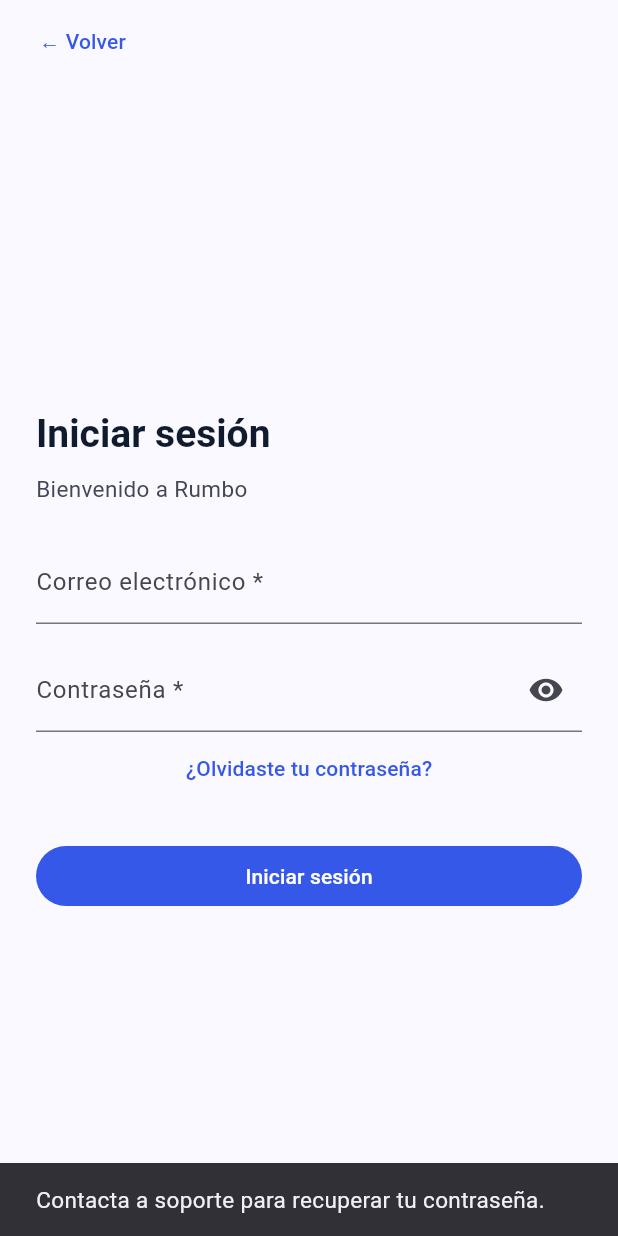
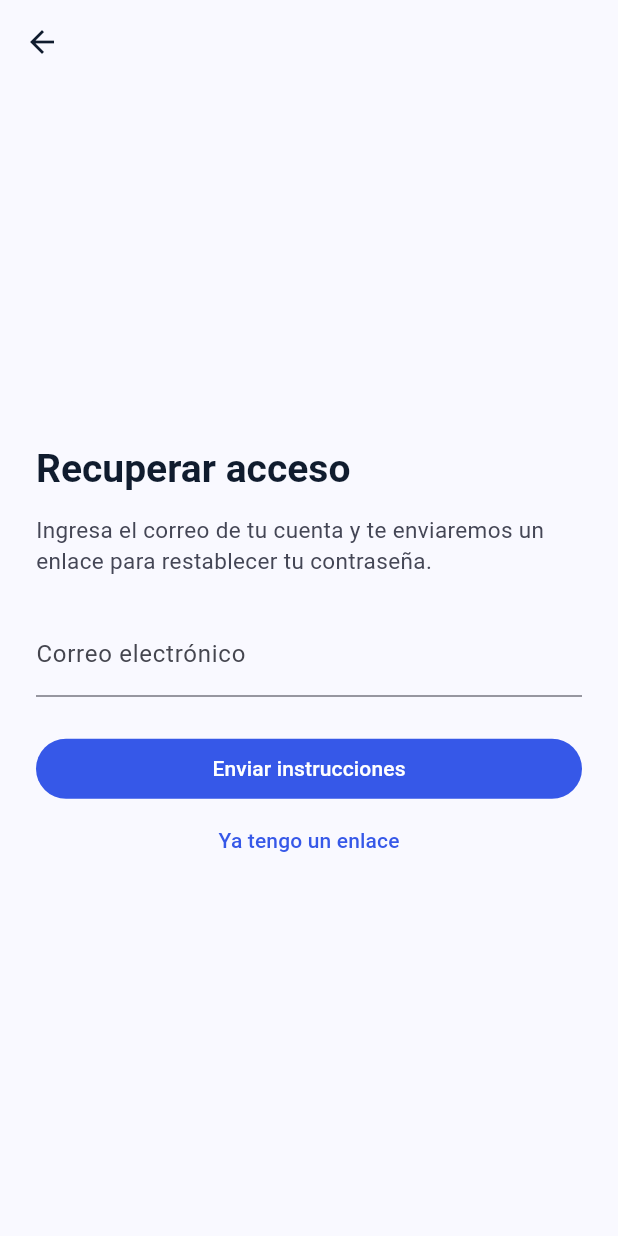
Before and after one commit to arquitecturas-software-emergentes-9061/rumbo-mobile-application, a Flutter app: the AuthScreen screen opened by its route, after a tap on "¿Olvidaste tu contraseña?", on a phone screen of 412 x 824 dp. Run offline on Flutter 3.47's test engine with Material 3 defaults, Android fonts, the phone set to English and light mode, and no system bars; our stand-ins replace flutter_bloc, flutter_secure_storage, get_it, go_router, image_picker, permission_handler; accounts and stored records are empty.

Commit message:
feat(iam): recover passwords from the mobile app

```diff
--- /dev/null
+++ b/lib/iam/domain/password_recovery_repository.dart
@@ -0,0 +1,4 @@
+abstract interface class PasswordRecoveryRepository {
+  Future<void> requestLink(String email);
+  Future<void> resetPassword(String token, String newPassword);
+}
--- a/lib/iam/presentation/auth_screens.dart
+++ b/lib/iam/presentation/auth_screens.dart
@@ -252,13 +252,12 @@ class _AuthScreenState extends State<AuthScreen> {
                       ),
                     if (!registering)
                       TextButton(
-                        onPressed: () => ScaffoldMessenger.of(context).showSnackBar(
-                          const SnackBar(
-                            content: Text(
-                              'Contacta a soporte para recuperar tu contraseña.',
-                            ),
-                          ),
-                        ),
+                        onPressed: _busy
+                            ? null
+                            : () => context.go(
+                                '/password-recovery',
+                                extra: _email.text.trim(),
+                              ),
                         child: const Text('¿Olvidaste tu contraseña?'),
                       ),
                     const SizedBox(height: 24),
--- /dev/null
+++ b/lib/iam/presentation/password_recovery_screen.dart
@@ -0,0 +1,262 @@
+import 'package:flutter/material.dart';
+import 'package:go_router/go_router.dart';
+import '../application/password_recovery_service.dart';
+import '../domain/session.dart';
+
+class PasswordRecoveryScreen extends StatefulWidget {
+  const PasswordRecoveryScreen({
+    super.key,
+    required this.recovery,
+    this.confirm = false,
+    this.initialEmail = '',
+  });
+  final PasswordRecoveryService recovery;
+  final bool confirm;
+  final String initialEmail;
+
+  @override
+  State<PasswordRecoveryScreen> createState() => _PasswordRecoveryScreenState();
+}
+
+class _PasswordRecoveryScreenState extends State<PasswordRecoveryScreen> {
+  final _form = GlobalKey<FormState>();
+  late final _email = TextEditingController(text: widget.initialEmail);
+  final _link = TextEditingController();
+  final _password = TextEditingController();
+  final _confirmation = TextEditingController();
+  bool _busy = false;
+  bool _done = false;
+  bool _visible = false;
+  String? _error;
+
+  @override
+  void dispose() {
+    _email.dispose();
+    _link.dispose();
+    _password.dispose();
+    _confirmation.dispose();
+    super.dispose();
+  }
+
+  Future<void> _submit() async {
+    if (_busy || !_form.currentState!.validate()) return;
+    FocusScope.of(context).unfocus();
+    setState(() {
+      _busy = true;
+      _error = null;
+    });
+    try {
+      if (widget.confirm) {
+        await widget.recovery.resetPassword(_link.text, _password.text);
+        _link.clear();
+        _password.clear();
+        _confirmation.clear();
+      } else {
+        await widget.recovery.requestLink(_email.text);
+      }
+      if (mounted) setState(() => _done = true);
+    } catch (failure) {
+      if (mounted) {
+        setState(
+          () => _error = failure is SessionFailure
+              ? failure.message
+              : 'No se pudo conectar. Revisa tu conexión e inténtalo de nuevo.',
+        );
+      }
+    } finally {
+      if (mounted) setState(() => _busy = false);
+    }
+  }
+
+  @override
+  Widget build(BuildContext context) => Scaffold(
+    appBar: AppBar(
+      leading: IconButton(
+        tooltip: 'Volver a iniciar sesión',
+        onPressed: _busy ? null : () => context.go('/sign-in'),
+        icon: const Icon(Icons.arrow_back),
+      ),
+    ),
+    body: SafeArea(
+      child: Center(
+        child: ConstrainedBox(
+          constraints: const BoxConstraints(maxWidth: 480),
+          child: SingleChildScrollView(
+            padding: const EdgeInsets.all(24),
+            child: Form(
+              key: _form,
+              child: Column(
+                crossAxisAlignment: CrossAxisAlignment.stretch,
+                children: [
+                  Text(
+                    widget.confirm ? 'Nueva contraseña' : 'Recuperar acceso',
+                    style: Theme.of(context).textTheme.headlineSmall,
+                  ),
+                  const SizedBox(height: 12),
+                  if (_done) ...[
+                    Semantics(
+                      liveRegion: true,
+                      child: Text(
+                        widget.confirm
+                            ? 'Tu contraseña se actualizó. Inicia sesión con la nueva contraseña.'
+                            : 'Si el correo está registrado, recibirás instrucciones para recuperar tu cuenta. Revisa también la carpeta de spam.',
+                      ),
+                    ),
+                    const SizedBox(height: 24),
+                    FilledButton(
+                      onPressed: () => context.go(
+                        widget.confirm ? '/sign-in' : '/password-reset',
+                      ),
+                      child: Text(
+                        widget.confirm
+                            ? 'Iniciar sesión'
+                            : 'Ya tengo un enlace',
+                      ),
+                    ),
+                    if (!widget.confirm)
+                      TextButton(
+                        onPressed: () => setState(() => _done = false),
+                        child: const Text('Solicitar otro enlace'),
+                      ),
+                  ] else ...[
+                    Text(
+                      widget.confirm
+                          ? 'Pega el enlace recibido por correo y elige una contraseña. El enlace funciona una sola vez.'
+                          : 'Ingresa el correo de tu cuenta y te enviaremos un enlace para restablecer tu contraseña.',
+                    ),
+                    const SizedBox(height: 24),
+                    if (_error != null)
+                      Padding(
+                        padding: const EdgeInsets.only(bottom: 16),
+                        child: Semantics(
+                          liveRegion: true,
+                          child: Text(
+                            _error!,
+                            style: TextStyle(
+                              color: Theme.of(context).colorScheme.error,
+                            ),
+                          ),
+                        ),
+                      ),
+                    if (!widget.confirm)
+                      TextFormField(
+                        controller: _email,
+                        enabled: !_busy,
+                        keyboardType: TextInputType.emailAddress,
+                        autofillHints: const [AutofillHints.email],
+                        autocorrect: false,
+                        decoration: const InputDecoration(
+                          labelText: 'Correo electrónico',
+                        ),
+                        validator: (value) =>
+                            RegExp(
+                              r'^[^\s@]+@[^\s@]+\.[^\s@]+$',
+                            ).hasMatch(value?.trim() ?? '')
+                            ? null
+                            : 'Ingresa un correo válido.',
+                      ),
+                    if (widget.confirm) ...[
+                      TextFormField(
+                        controller: _link,
+                        enabled: !_busy,
+                        autocorrect: false,
+                        enableSuggestions: false,
+                        obscureText: true,
+                        decoration: const InputDecoration(
+                          labelText: 'Enlace de recuperación',
+                        ),
+                        validator: (value) =>
+                            PasswordRecoveryService.tokenFromLink(
+                                  value ?? '',
+                                ) ==
+                                null
+                            ? 'Pega el enlace completo que recibiste por correo.'
+                            : null,
+                      ),
+                      const SizedBox(height: 16),
+                      TextFormField(
+                        controller: _password,
+                        enabled: !_busy,
+                        obscureText: !_visible,
+                        autocorrect: false,
+                        enableSuggestions: false,
+                        autofillHints: const [AutofillHints.newPassword],
+                        decoration: InputDecoration(
+                          labelText: 'Nueva contraseña',
+                          helperText:
+                              'De 8 a 72 caracteres, 1 mayúscula y 1 número.',
+                          helperMaxLines: 2,
+                          suffixIcon: IconButton(
+                            tooltip: _visible
+                                ? 'Ocultar contraseña'
+                                : 'Ver contraseña',
+                            onPressed: () =>
+                                setState(() => _visible = !_visible),
+                            icon: Icon(
+                              _visible
+                                  ? Icons.visibility_off
+                                  : Icons.visibility,
+                            ),
+                          ),
+                        ),
+                        validator: (value) =>
+                            value != null &&
+                                value.length >= 8 &&
+                                value.length <= 72 &&
+                                RegExp('[A-Z]').hasMatch(value) &&
+                                RegExp('[0-9]').hasMatch(value)
+                            ? null
+                            : 'Usa de 8 a 72 caracteres, 1 mayúscula y 1 número.',
+                      ),
+                      const SizedBox(height: 16),
+                      TextFormField(
+                        controller: _confirmation,
+                        enabled: !_busy,
+                        obscureText: !_visible,
+                        autocorrect: false,
+                        enableSuggestions: false,
+                        decoration: const InputDecoration(
+                          labelText: 'Confirmar contraseña',
+                        ),
+                        validator: (value) =>
+                            value == _password.text &&
+                                (value?.isNotEmpty ?? false)
+                            ? null
+                            : 'Las contraseñas no coinciden.',
+                      ),
+                    ],
+                    const SizedBox(height: 24),
+                    FilledButton(
+                      onPressed: _busy ? null : _submit,
+                      child: Text(
+                        _busy
+                            ? 'Espera…'
+                            : widget.confirm
+                            ? 'Guardar nueva contraseña'
+                            : 'Enviar instrucciones',
+                      ),
+                    ),
+                    TextButton(
+                      onPressed: _busy
+                          ? null
+                          : () => context.go(
+                              widget.confirm
+                                  ? '/password-recovery'
+                                  : '/password-reset',
+                            ),
+                      child: Text(
+                        widget.confirm
+                            ? 'Solicitar otro enlace'
+                            : 'Ya tengo un enlace',
+                      ),
+                    ),
+                  ],
+                ],
+              ),
+            ),
+          ),
+        ),
+      ),
+    ),
+  );
+}
--- a/lib/shared/infrastructure/navigation/router.dart
+++ b/lib/shared/infrastructure/navigation/router.dart
@@ -8,6 +8,8 @@ import 'package:rumbo_mobile_application/navigation/presentation/views/ble_diagn
 import 'package:rumbo_mobile_application/navigation/domain/entities/destination.dart';
 import 'package:rumbo_mobile_application/navigation/presentation/views/destination/destination_detail_screen.dart';
 import '../../../iam/application/session_facade.dart';
+import '../../../iam/application/password_recovery_service.dart';
+import '../../../iam/presentation/password_recovery_screen.dart';
 import '../../../iam/presentation/auth_screens.dart';
 import '../../../planning/presentation/published_models_screen.dart';
 import 'package:rumbo_mobile_application/navigation/presentation/views/home/home_screen.dart';
@@ -26,10 +28,22 @@ GoRouter buildRouter(SessionFacade session) => GoRouter(
       return path == '/session' ? null : '/session';
     }
     if (state is SessionExpired) {
-      return path == '/sign-in' ? null : '/sign-in';
+      return [
+            '/sign-in',
+            '/password-recovery',
+            '/password-reset',
+          ].contains(path)
+          ? null
+          : '/sign-in';
     }
     if (state is Unauthenticated) {
-      return ['/welcome', '/sign-in', '/sign-up'].contains(path)
+      return [
+            '/welcome',
+            '/sign-in',
+            '/sign-up',
+            '/password-recovery',
+            '/password-reset',
+          ].contains(path)
           ? null
           : '/welcome';
     }
@@ -44,6 +58,24 @@ GoRouter buildRouter(SessionFacade session) => GoRouter(
     return null;
   },
   routes: [
+    GoRoute(
+      path: '/password-recovery',
+      builder: (_, state) => PasswordRecoveryScreen(
+        key: const ValueKey('password-recovery'),
+        recovery: serviceLocator<PasswordRecoveryService>(),
+        initialEmail: state.extra is String
+            ? state.extra as String
+            : session.email,
+      ),
+    ),
+    GoRoute(
+      path: '/password-reset',
+      builder: (_, _) => PasswordRecoveryScreen(
+        key: const ValueKey('password-reset'),
+        recovery: serviceLocator<PasswordRecoveryService>(),
+        confirm: true,
+      ),
+    ),
     GoRoute(
       path: '/planning/maps',
       builder: (_, _) => const PublishedModelsScreen(),
```
Also changed, not shown: lib/iam/application/password_recovery_service.dart (added, +38 -0 lines), lib/iam/infrastructure/password_recovery_repository_impl.dart (added, +32 -0 lines), lib/injections.dart (+9 -0 lines), 3 other files.
